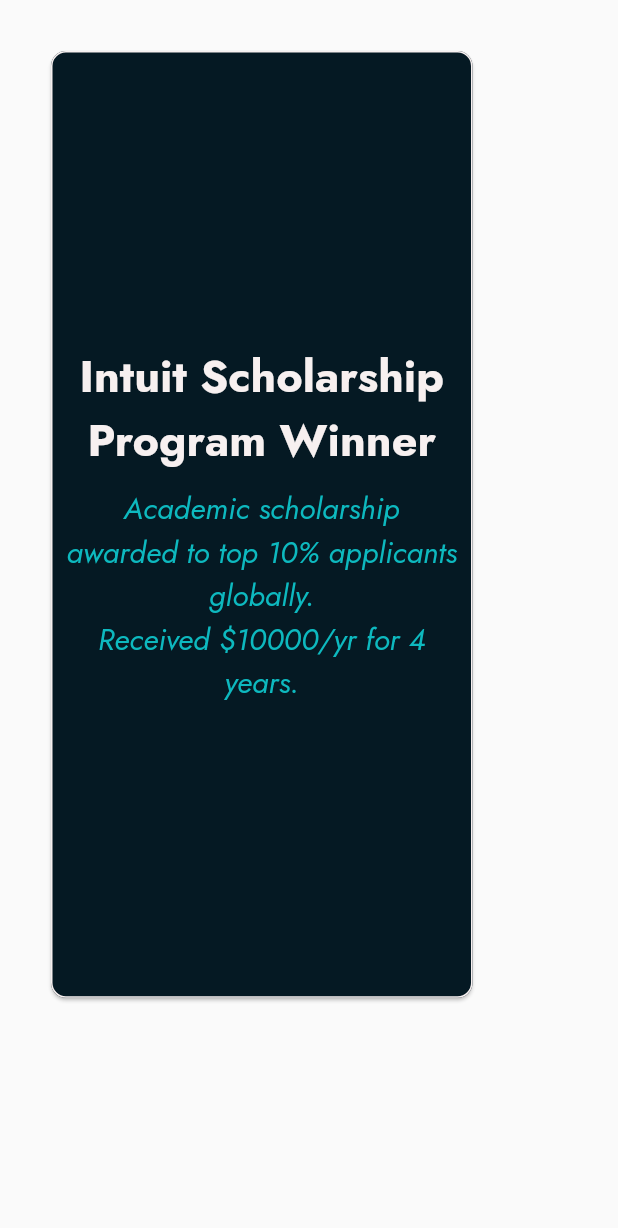
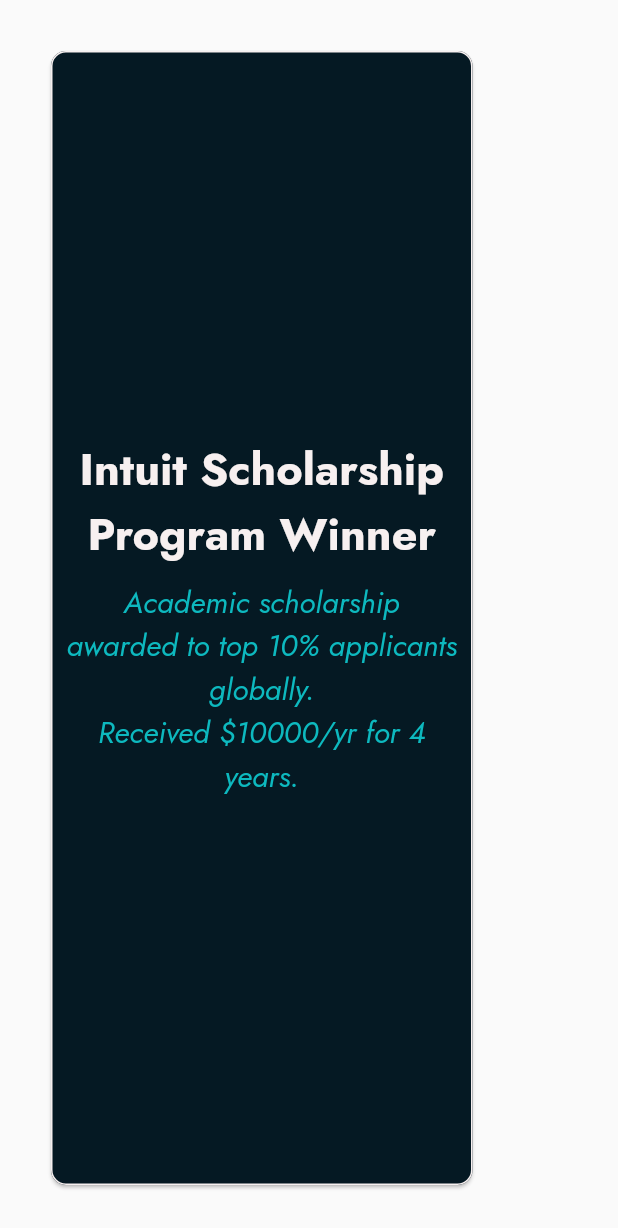
Before and after one commit to vsmart-06/vsmart-06.github.io, a Flutter app: the ItemCard widget shown alone on an empty page, opened directly, on a phone screen of 412 x 824 dp. Shown: the top 1228 px of the screen. Run offline on Flutter 3.47's test engine with Material 3 defaults, Android fonts, the phone set to English and light mode, and no system bars; our stand-ins replace animated_text_kit, google_fonts; missing offline and left inert: dart:html; network calls fail.

Commit message:
Fixed some visual errors

```diff
--- a/lib/widgets/item_card.dart
+++ b/lib/widgets/item_card.dart
@@ -63,22 +63,10 @@
               onHover: (event) => hoverAnimation(true),
               onExit: (event) => hoverAnimation(false),
               child: SizedBox(
-                  width: MediaQuery.of(context).size.width *
-                      (MediaQuery.of(context).orientation ==
-                              Orientation.landscape
-                          ? 0.25
-                          : 0.75),
+                  width: MediaQuery.of(context).size.width * 0.25,
                   height: widget.organization == null
-                      ? MediaQuery.of(context).size.height *
-                          (MediaQuery.of(context).orientation ==
-                                  Orientation.landscape
-                              ? 0.6
-                              : 0.8)
-                      : MediaQuery.of(context).size.height *
-                          (MediaQuery.of(context).orientation ==
-                                  Orientation.landscape
-                              ? 0.7
-                              : 1),
+                      ? MediaQuery.of(context).size.height * 0.6
+                      : MediaQuery.of(context).size.height * 0.7,
                   child: Padding(
                       padding: const EdgeInsets.all(10.0),
                       child: Card(
@@ -145,17 +133,6 @@
                     (MediaQuery.of(context).orientation == Orientation.landscape
                         ? 0.25
                         : 0.75),
-                height: widget.organization == null
-                    ? MediaQuery.of(context).size.height *
-                        (MediaQuery.of(context).orientation ==
-                                Orientation.landscape
-                            ? 0.6
-                            : 0.8)
-                    : MediaQuery.of(context).size.height *
-                        (MediaQuery.of(context).orientation ==
-                                Orientation.landscape
-                            ? 0.7
-                            : 1),
                 child: Padding(
                   padding: const EdgeInsets.all(10.0),
                   child: Card(
@@ -164,7 +141,7 @@
                         borderRadius: BorderRadius.circular(10),
                         side: BorderSide(color: colorAnimation.value)),
                     child: Padding(
-                      padding: const EdgeInsets.all(10.0),
+                      padding: const EdgeInsets.fromLTRB(10, 20, 10, 20),
                       child: Column(
                         crossAxisAlignment: CrossAxisAlignment.center,
                         mainAxisAlignment: MainAxisAlignment.center,
--- a/lib/widgets/project_template.dart
+++ b/lib/widgets/project_template.dart
@@ -45,9 +45,9 @@
               borderRadius: BorderRadius.all(Radius.circular(10)),
               child: Image(
                 image: NetworkImage(image),
-                height: landscape ? size.height * 0.3 : size.width * 0.8,
-                width: fitWidth ? (landscape ? size.height * 0.3 : size.width * 0.8) : null,
-                fit: fitWidth ? BoxFit.cover : BoxFit.fitHeight,
+                height: landscape ? size.height * 0.3 : (fitWidth ? size.width * 0.8 : null),
+                width: landscape ? (fitWidth ? size.height * 0.3 : null) : size.width * 0.8,
+                fit: fitWidth ? BoxFit.cover : (landscape ? BoxFit.fitHeight : BoxFit.contain),
               ),
             ),
           ),
```
